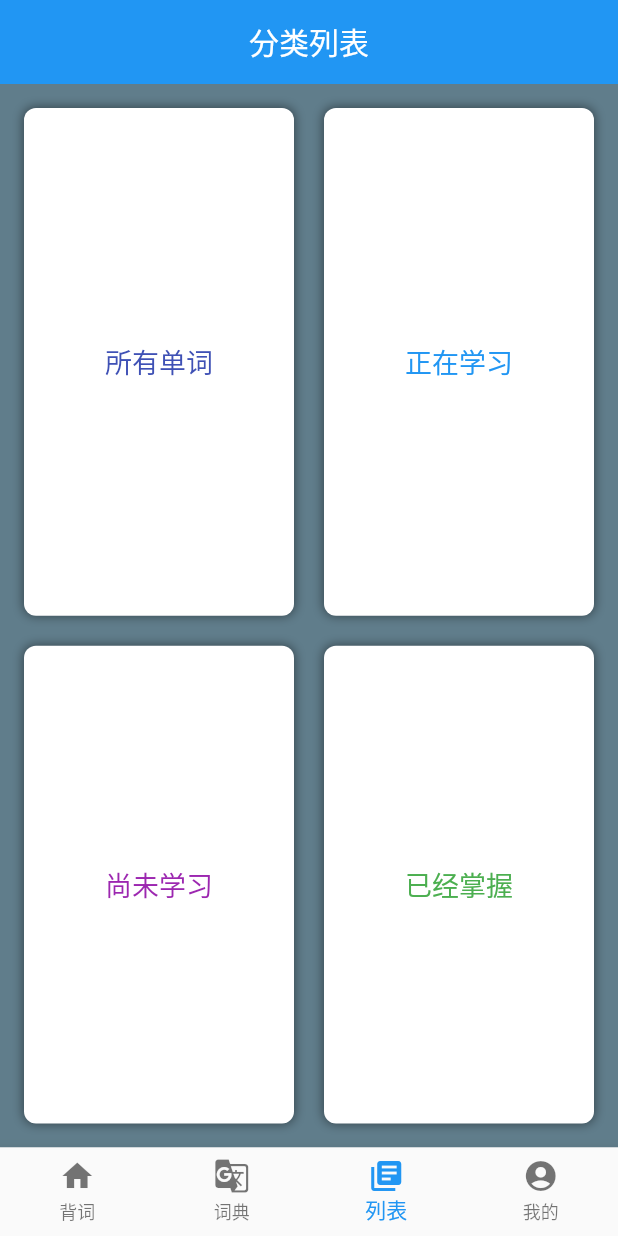
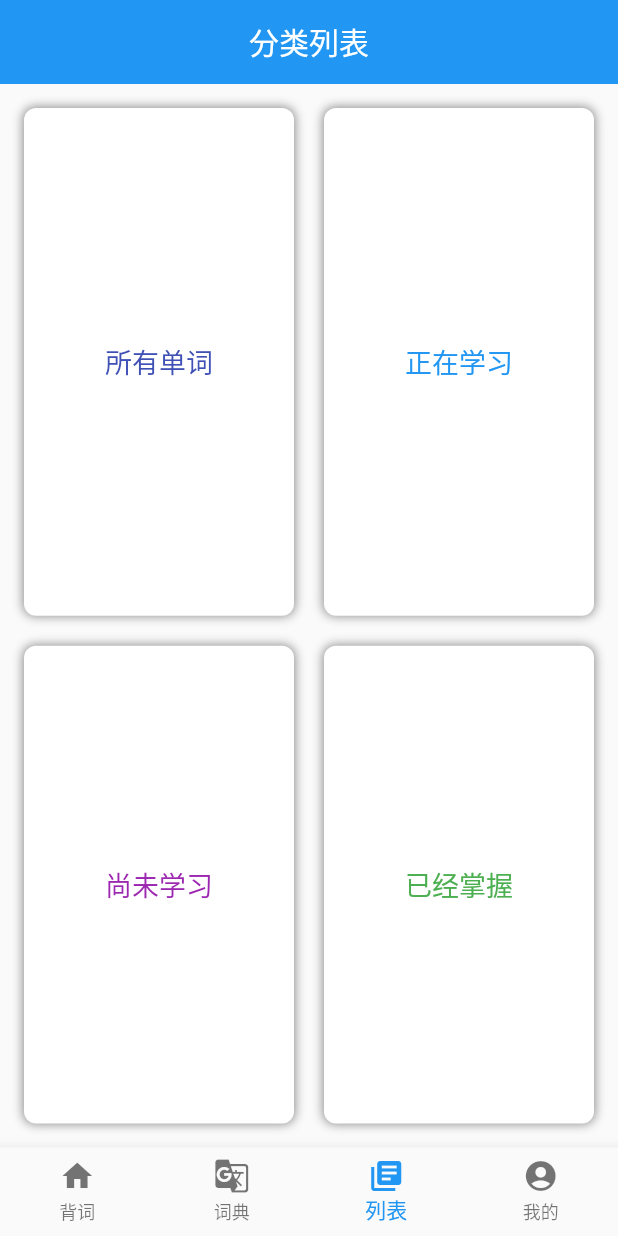
Before and after one commit to isNeilLin/collins_high_frequency_vocabulary, a Flutter app: the screen it shows after launch, swiped to page 3, on a phone screen of 412 x 824 dp. Run offline on Flutter 3.47's test engine with Material 2 defaults, Android fonts, the phone set to English and light mode, and no system bars; our stand-ins replace shared_preferences, sqflite; missing offline and left inert: audioplayer2; accounts and stored records are empty.

Commit message:
完善pageview

```diff
--- a/lib/common/phmp3.dart
+++ b/lib/common/phmp3.dart
@@ -77,7 +77,7 @@ class PhMp3State extends State<PhMp3>{
   void initAudio(){
     audioPlayer = new AudioPlayer();
     _audioPlayerStateSubscription = audioPlayer.onPlayerStateChanged.listen((s){
-      if(s == AudioPlayerState.STOPPED){
+      if(s == AudioPlayerState.COMPLETED){
         stop();
       }
     }, onError: (msg){
--- a/lib/components/category.dart
+++ b/lib/components/category.dart
@@ -33,7 +33,6 @@ class WordListState extends State<WordList> {
       ),
       body: new Container(
         padding: const EdgeInsets.all(16.0),
-        color: Colors.blueGrey,
         child: new Row(
           children: <Widget>[
             new Expanded(
--- a/lib/components/wordcard.dart
+++ b/lib/components/wordcard.dart
@@ -147,7 +147,6 @@ class RememberVocabState extends State<RememberVocab> with SingleTickerProviderS
       list = snapshot.data;
       currentItem = new Word().getDetail(list[currentIndex]);
       return new Container(
-        color: Colors.blueGrey,
         child: new Column(
           children: <Widget>[
             new Expanded(
--- a/lib/main.dart
+++ b/lib/main.dart
@@ -74,9 +74,13 @@ class HomePageState extends State<HomePage>{
   }
 
   void _onTap(int index){
-    pageController.animateToPage(
+    if(currentIndex-index==1||index-currentIndex==1){
+      pageController.animateToPage(
         index, duration: const Duration(milliseconds: 300),
         curve: Curves.ease);
+    }else{
+      pageController.jumpToPage(index);
+    }
   }
 
   pageChanged(int page){
@@ -95,10 +99,10 @@ class HomePageState extends State<HomePage>{
               controller: pageController,
               onPageChanged: pageChanged,
               children: <Widget>[
-                new MaterialApp(home: new RememberVocab(prefs:snapshot.data),),
-                new MaterialApp(home: new Dictionary(),),
-                new MaterialApp(home: new WordList(prefs:snapshot.data),),
-                new MaterialApp(home: new Mine(prefs:snapshot.data),),
+                new RememberVocab(prefs:snapshot.data),
+                new Dictionary(),
+                new WordList(prefs:snapshot.data),
+                new Mine(prefs:snapshot.data),
               ],
             );
           }
```
Also changed, not shown: lib/components/dictionary.dart (+8 -3 lines), 2 other files.
